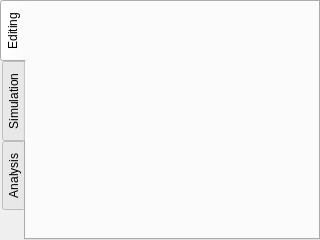
opencor/opencor, file src/plugins/misc/Core/src/centralwidget.ui: the form before one commit.
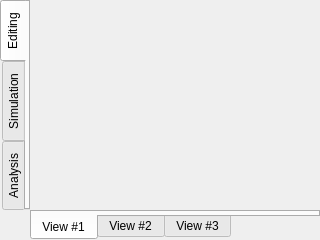
The form after the commit.

Commit message: Testing things further with the central widget.

Patch:
```diff
--- a/src/plugins/misc/Core/src/centralwidget.ui
+++ b/src/plugins/misc/Core/src/centralwidget.ui
@@ -10,15 +10,15 @@
     <height>240</height>
    </rect>
   </property>
-  <layout class="QHBoxLayout" name="horizontalLayout">
-   <property name="spacing">
-    <number>0</number>
-   </property>
+  <layout class="QGridLayout" name="gridLayout">
    <property name="margin">
     <number>0</number>
    </property>
-   <item>
-    <widget class="QTabWidget" name="tabWidget">
+   <property name="spacing">
+    <number>0</number>
+   </property>
+   <item row="0" column="0">
+    <widget class="QTabWidget" name="mode">
      <property name="sizePolicy">
       <sizepolicy hsizetype="Minimum" vsizetype="Expanding">
        <horstretch>0</horstretch>
@@ -45,6 +45,34 @@
      </widget>
     </widget>
    </item>
+   <item row="1" column="1">
+    <widget class="QTabWidget" name="view">
+     <property name="sizePolicy">
+      <sizepolicy hsizetype="Expanding" vsizetype="Minimum">
+       <horstretch>0</horstretch>
+       <verstretch>0</verstretch>
+      </sizepolicy>
+     </property>
+     <property name="tabPosition">
+      <enum>QTabWidget::South</enum>
+     </property>
+     <widget class="QWidget" name="view1">
+      <attribute name="title">
+       <string>View #1</string>
+      </attribute>
+     </widget>
+     <widget class="QWidget" name="view2">
+      <attribute name="title">
+       <string>View #2</string>
+      </attribute>
+     </widget>
+     <widget class="QWidget" name="view3">
+      <attribute name="title">
+       <string>View #3</string>
+      </attribute>
+     </widget>
+    </widget>
+   </item>
   </layout>
  </widget>
  <resources/>
```
The commit also changes 1 other file.
